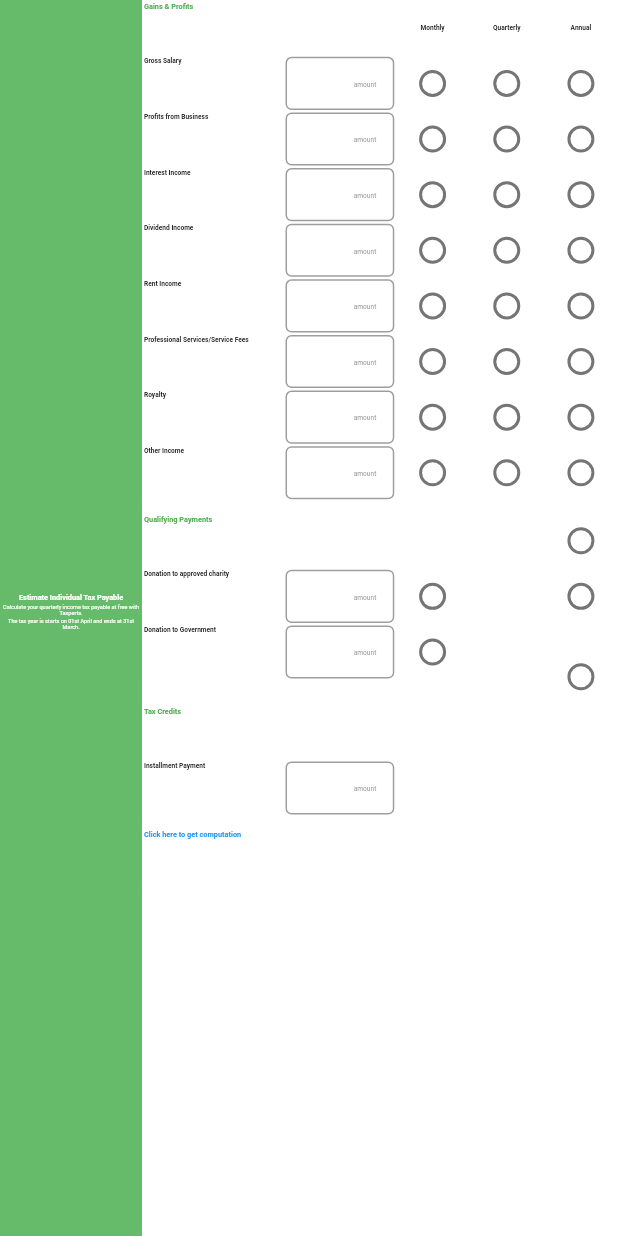
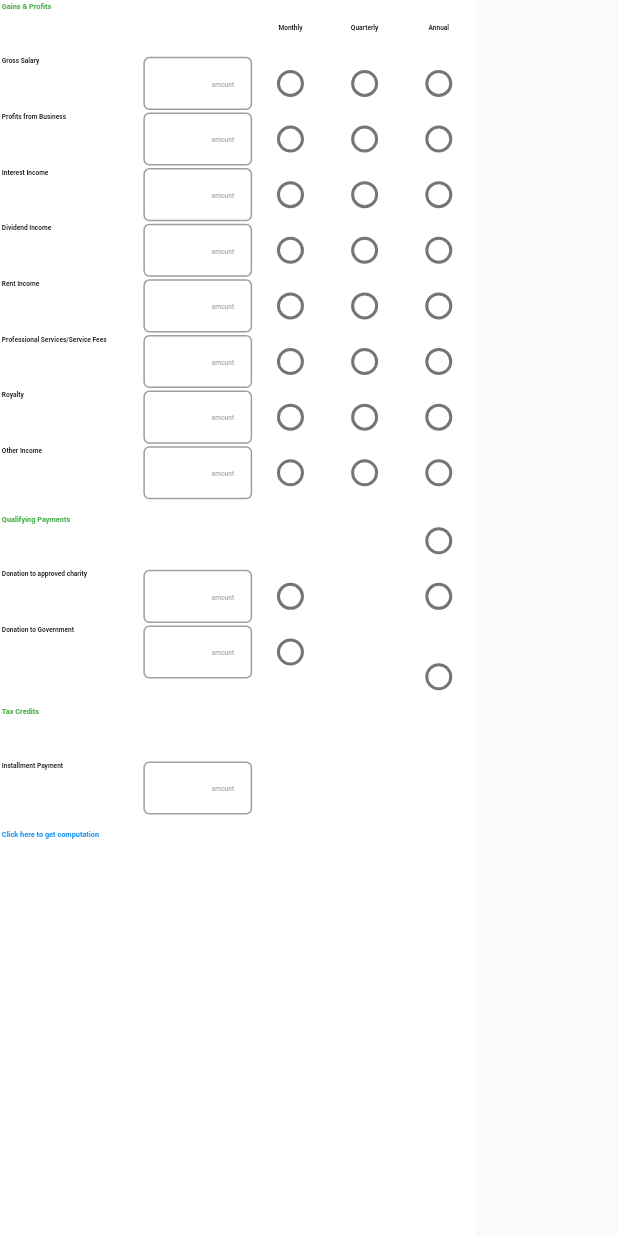
Before and after one commit to CBS-Developments/New-Web-Taxperts, a Flutter app: the CalculatorDesktop screen opened directly, on a phone screen of 412 x 824 dp. Run offline on Flutter 3.47's test engine with Material 2 defaults, Android fonts, the phone set to English and light mode, and no system bars; our stand-ins replace fluttertoast, font_awesome_flutter; missing offline and left inert: pattern_formatter.

Commit message:
Update calculatoe_desktop.dart

```diff
--- a/new_web_taxperts/lib/TaxCalculator/calculatoe_desktop.dart
+++ b/new_web_taxperts/lib/TaxCalculator/calculatoe_desktop.dart
@@ -211,68 +211,9 @@ class _CalculatorDesktopState extends State<CalculatorDesktop> {
       //   title: Text('Desktop View'),
       // ),
       body:
-
       // Left Menu Start
       Row(
         children: [
-          Container(
-            width: GContainerWidth(context),
-            color: Colors.green.shade400,
-            child: Column(
-              mainAxisAlignment: MainAxisAlignment.center,
-              children: [
-                // Image.asset(
-                //   // 'assets/images/cal.png',
-                //   width: ImageWidth(context),
-                //   height: ImageHeight(context),
-                // ),
-                Text(
-                  "Estimate Individual Tax Payable",
-                  style: TextStyle(
-                    color: Colors.white,
-                    fontSize: getFontLarge(context),
-                    fontWeight: FontWeight.bold,
-                  ),
-                ),
-                SizedBox(
-                  height: SmSizeBoxHeight(context),
-                ),
-                Text(
-                  "Calculate your quarterly income tax payable at free with Taxperts. ",
-                  style: TextStyle(
-                    color: Colors.white,
-                    fontSize: getFontNormal(context),
-                  ),
-                  textAlign: TextAlign.center,
-                ),
-                SizedBox(
-                  height: SmSizeBoxHeight(context),
-                ),
-                Text(
-                  "The tax year is starts on 01st April and ends at 31st March.",
-                  style: TextStyle(
-                    color: Colors.white,
-                    fontSize: getFontNormal(context),
-                  ),
-                  textAlign: TextAlign.center,
-                ),
-                SizedBox(
-                  height: MeSizeBoxHeight(context),
-                ),
-                // MyButton(
-                //     onTap: () {
-                //       Navigator.push(context,
-                //           MaterialPageRoute(builder: (context) {
-                //             return new Login();
-                //           }));
-                //     },
-                //     childText: 'Login'),
-              ],
-            ),
-          ),
-
-          // Left Menu End
-
           Container(
             color: Colors.white,
             width: TextContWidth(context),
@@ -989,6 +930,8 @@ class _CalculatorDesktopState extends State<CalculatorDesktop> {
           ),
         ],
       ),
+
+
     );
   }
 
```
